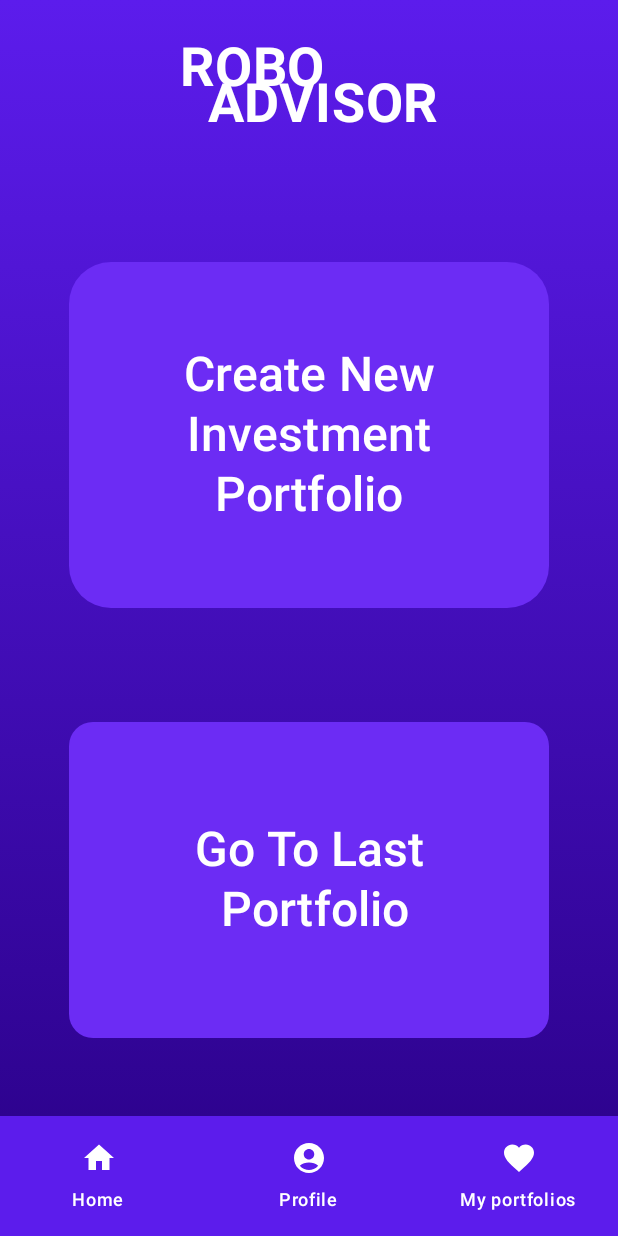
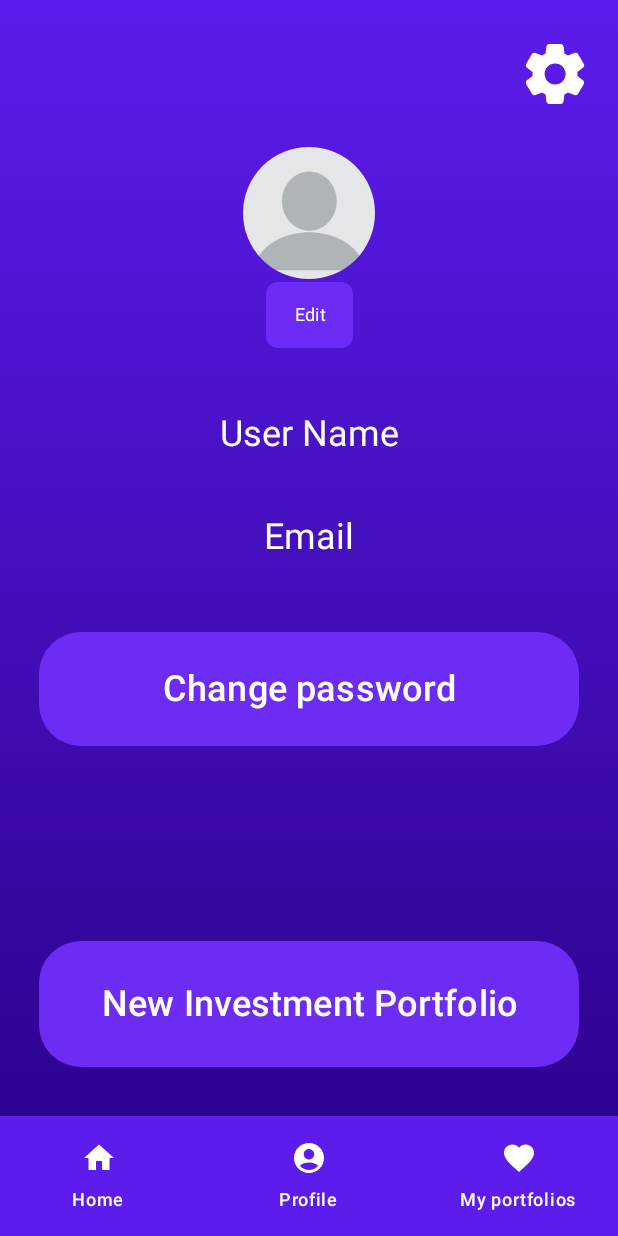
Before and after one commit to roihas1/ProjectApp, an Android app built with Jetpack Compose: the HomeScreen screen opened through its navigation route, item 2 of the bottom bar chosen, on a phone screen of 412 x 824 dp. Run offline under Robolectric (Android 15) with nearby library versions, the phone set to English and light mode, and no system bars.

Commit message:
create and design the profile screen

```diff
--- a/app/src/main/java/com/example/projectapp/HomeScreen.kt
+++ b/app/src/main/java/com/example/projectapp/HomeScreen.kt
@@ -99,7 +99,7 @@ fun HomeScreen(navController: NavController,
                 )
             }
 //        Spacer(modifier =modifier.height(0.dp))
-        BottomNavigation(modifier)
+        BottomNavigation(navController,modifier)
 
 
     }
@@ -107,7 +107,7 @@ fun HomeScreen(navController: NavController,
 }
 
 @Composable
-fun BottomNavigation(modifier: Modifier=Modifier) {
+fun BottomNavigation(navController: NavController,modifier: Modifier=Modifier) {
     NavigationBar(
         modifier=modifier,
         containerColor = MyColors.Primary,
@@ -115,7 +115,7 @@ fun BottomNavigation(modifier: Modifier=Modifier) {
         ) {
         NavigationBarItem(
             selected = false,
-            onClick = { /*TODO*/ },
+            onClick = { navController.navigate("HomeScreen") },
             icon = { Icon(Icons.Default.Home, contentDescription = null) },
             label = { Text("Home") },
             colors = NavigationBarItemDefaults.colors(
@@ -128,7 +128,7 @@ fun BottomNavigation(modifier: Modifier=Modifier) {
             )
         NavigationBarItem(
             selected = false,
-            onClick = { /*TODO*/ },
+            onClick = { navController.navigate("ProfileScreen") },
             icon = { Icon(Icons.Default.AccountCircle, contentDescription = null) },
             label = { Text("Profile") },
             colors = NavigationBarItemDefaults.colors(
--- a/app/src/main/java/com/example/projectapp/MyApp.kt
+++ b/app/src/main/java/com/example/projectapp/MyApp.kt
@@ -21,5 +21,8 @@ fun MyApp() {
         composable("HomeScreen"){
             HomeScreen(navController)
         }
+        composable("ProfileScreen"){
+            ProfileScreen(navController)
+        }
     }
 }
--- /dev/null
+++ b/app/src/main/java/com/example/projectapp/ProfileScreen.kt
@@ -0,0 +1,203 @@
+package com.example.projectapp
+import androidx.compose.foundation.Image
+import androidx.compose.foundation.background
+import androidx.compose.foundation.clickable
+import androidx.compose.foundation.layout.Arrangement
+
+import androidx.compose.foundation.layout.Column
+import androidx.compose.foundation.layout.PaddingValues
+
+import androidx.compose.foundation.layout.Row
+import androidx.compose.foundation.layout.Spacer
+
+import androidx.compose.foundation.layout.fillMaxSize
+import androidx.compose.foundation.layout.fillMaxWidth
+import androidx.compose.foundation.layout.height
+
+import androidx.compose.foundation.layout.padding
+import androidx.compose.foundation.layout.paddingFromBaseline
+import androidx.compose.foundation.layout.size
+import androidx.compose.foundation.layout.width
+
+import androidx.compose.foundation.shape.CircleShape
+import androidx.compose.material.icons.Icons
+
+import androidx.compose.material.icons.rounded.Settings
+import androidx.compose.material3.Button
+import androidx.compose.material3.ButtonDefaults
+
+import androidx.compose.material3.Icon
+import androidx.compose.material3.MaterialTheme
+
+import androidx.compose.material3.Text
+
+import androidx.compose.runtime.Composable
+import androidx.compose.ui.Alignment
+
+import androidx.compose.ui.Modifier
+import androidx.compose.ui.draw.clip
+import androidx.compose.ui.graphics.Brush
+import androidx.compose.ui.graphics.Color
+import androidx.compose.ui.layout.ContentScale
+import androidx.compose.ui.modifier.modifierLocalConsumer
+
+import androidx.compose.ui.res.painterResource
+import androidx.compose.ui.text.TextStyle
+import androidx.compose.ui.text.style.TextAlign
+
+import androidx.compose.ui.tooling.preview.Preview
+import androidx.compose.ui.unit.dp
+import androidx.compose.ui.unit.sp
+import androidx.navigation.NavController
+import androidx.navigation.compose.rememberNavController
+import com.example.projectapp.ui.theme.ProjectAppTheme
+
+@Composable
+fun ProfileScreen(navController: NavController,modifier: Modifier = Modifier){
+
+        Column(
+            modifier = modifier
+                .fillMaxSize()
+                .background(
+                    Brush.verticalGradient(
+                        listOf(
+                            MyColors.Primary,
+                            MyColors.PrimaryVariant
+                        )
+                    )
+                ),
+            horizontalAlignment = Alignment.CenterHorizontally,
+            verticalArrangement = Arrangement.SpaceBetween,
+        ) {
+            Spacer(modifier = modifier.height(16.dp))
+            Row(
+                modifier.fillMaxWidth(),
+                horizontalArrangement = Arrangement.End
+            ) {
+                Icon(
+                    Icons.Rounded.Settings,
+                    contentDescription = "Settings",
+                    Modifier
+                        .padding(horizontal = 18.dp)
+                        .size(48.dp)
+                        .align(Alignment.CenterVertically)
+                        .clickable(onClick = {/*todo*/}),
+                    tint = Color.White,
+
+                    )
+            }
+            Row(
+                modifier = modifier
+                    .padding(16.dp)
+                    .fillMaxWidth(),
+
+                horizontalArrangement = Arrangement.Center
+            ) {
+
+                Column(
+                    modifier= modifier,
+                    horizontalAlignment = Alignment.CenterHorizontally
+                ) {
+                    Image(
+                        painter = painterResource(id = R.drawable.profile_missing),
+                        contentDescription = null,
+                        contentScale = ContentScale.Crop,
+                        modifier = Modifier
+                            .size(88.dp)
+                            .clip(CircleShape)
+                    )
+                    Button(
+                        onClick = { /*TODO*/ },
+                        modifier = Modifier
+                            .paddingFromBaseline(top = 24.dp,bottom = 8.dp),
+                        shape = MaterialTheme.shapes.small,
+                        contentPadding = PaddingValues(12.dp),
+                        colors = ButtonDefaults.buttonColors(
+                            contentColor = MyColors.ButtonColor,
+                            containerColor = MyColors.ButtonColor
+                        )
+                    ) {
+                        Text(
+                            modifier= Modifier.padding(0.dp),
+                            text= "Edit",
+                            fontSize = 12.sp,
+                            color= Color.White,
+                            textAlign = TextAlign.Center,
+                            style = MaterialTheme.typography.bodyMedium
+                        )
+                    }
+                }
+
+            }
+            Text(
+                text = "User Name",
+                modifier = modifier
+                    .padding(16.dp),
+                style = TextStyle(fontSize = 24.sp),
+                color = Color.White
+            )
+            Text(
+                text = "Email",
+                modifier = modifier
+                    .padding(16.dp),
+                style = TextStyle(fontSize = 24.sp),
+                color = Color.White
+            )
+            Button(
+                onClick = { /*TODO*/ },
+                modifier = Modifier
+                    .padding(24.dp)
+                    .width(360.dp),
+                shape = MaterialTheme.shapes.extraLarge,
+                contentPadding = PaddingValues(24.dp),
+                colors = ButtonDefaults.buttonColors(
+                    contentColor = MyColors.ButtonColor,
+                    containerColor = MyColors.ButtonColor
+                )
+            ) {
+                Text(
+                    modifier= Modifier.padding(0.dp),
+                    text="Change password",
+                    fontSize = 24.sp,
+                    color= Color.White,
+                    textAlign = TextAlign.Center
+                )
+            }
+            Spacer(modifier = modifier.height(64.dp))
+            Button(
+             onClick = { /*TODO*/ },
+            modifier = Modifier
+                .padding(24.dp)
+                .width(360.dp),
+            shape = MaterialTheme.shapes.extraLarge,
+            contentPadding = PaddingValues(24.dp),
+            colors = ButtonDefaults.buttonColors(
+                contentColor = MyColors.ButtonColor,
+                containerColor = MyColors.ButtonColor
+            )
+            ) {
+            Text(
+                modifier= Modifier.padding(4.dp),
+                text="New Investment Portfolio",
+                fontSize = 24.sp,
+                color= Color.White,
+                textAlign = TextAlign.Center
+            )
+        }
+
+            BottomNavigation(navController, modifier)
+        }
+    }
+
+
+
+
+@Preview
+@Composable
+fun ProfileScreenPreview() {
+    ProjectAppTheme {
+        val navController = rememberNavController()
+        ProfileScreen(navController)
+    }
+
+}
```
Also changed, not shown: app/src/main/res/drawable/profile_missing.png (added).
